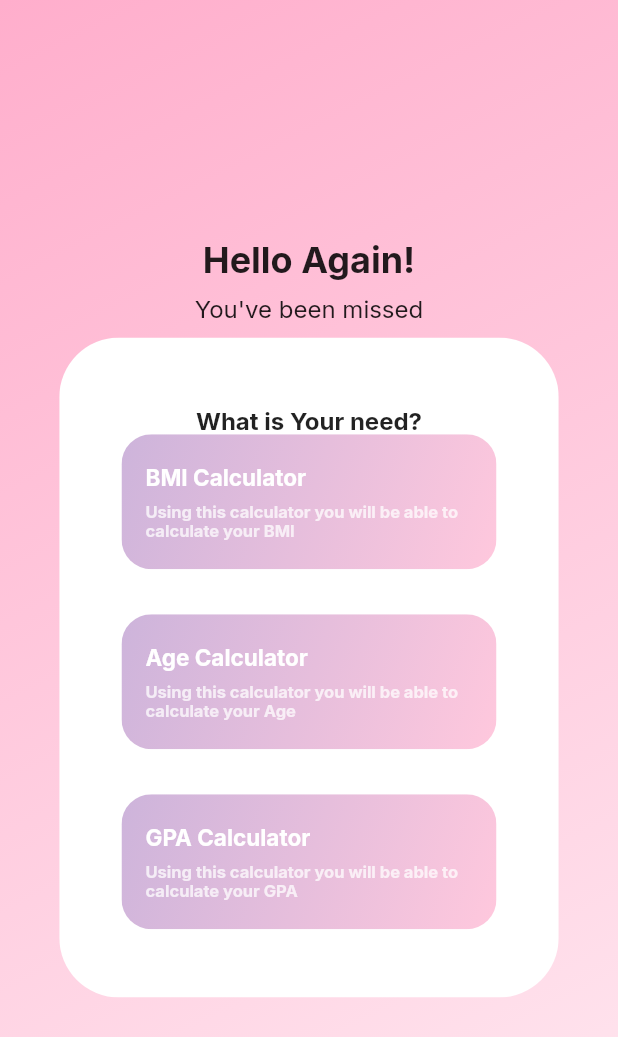
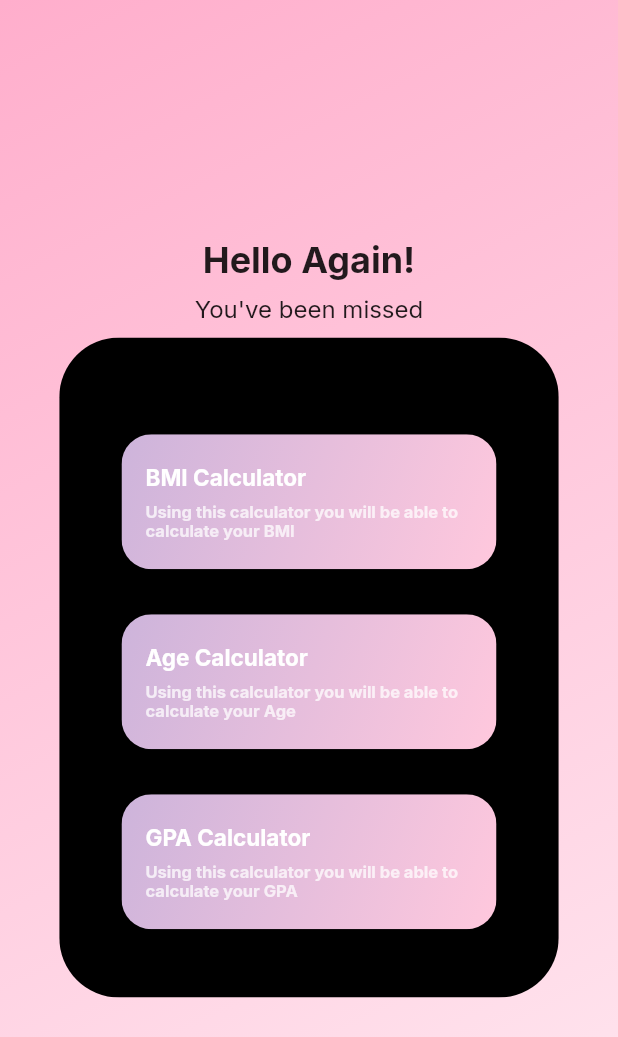
Before and after one commit to Osamaalharbi9/multiple_calculators, a Flutter app: the screen it shows after launch, on a phone screen of 412 x 824 dp. Shown: the top 1037 px of the screen. Run offline on Flutter 3.47's test engine with Material 2 defaults, Android fonts, the phone set to English and light mode, and no system bars; our stand-ins replace google_fonts.

Commit message:
my third

```diff
--- a/lib/main.dart
+++ b/lib/main.dart
@@ -48,7 +48,7 @@ class Myapp extends StatelessWidget {
               borderRadius: BorderRadius.circular(40),
               //White Continer
               child: Container(
-                color: Colors.white,
+                color: const Color.fromARGB(255, 0, 0, 0),
                 height: 440,
                 width: 333,
                 //Column inside the white Container
```
